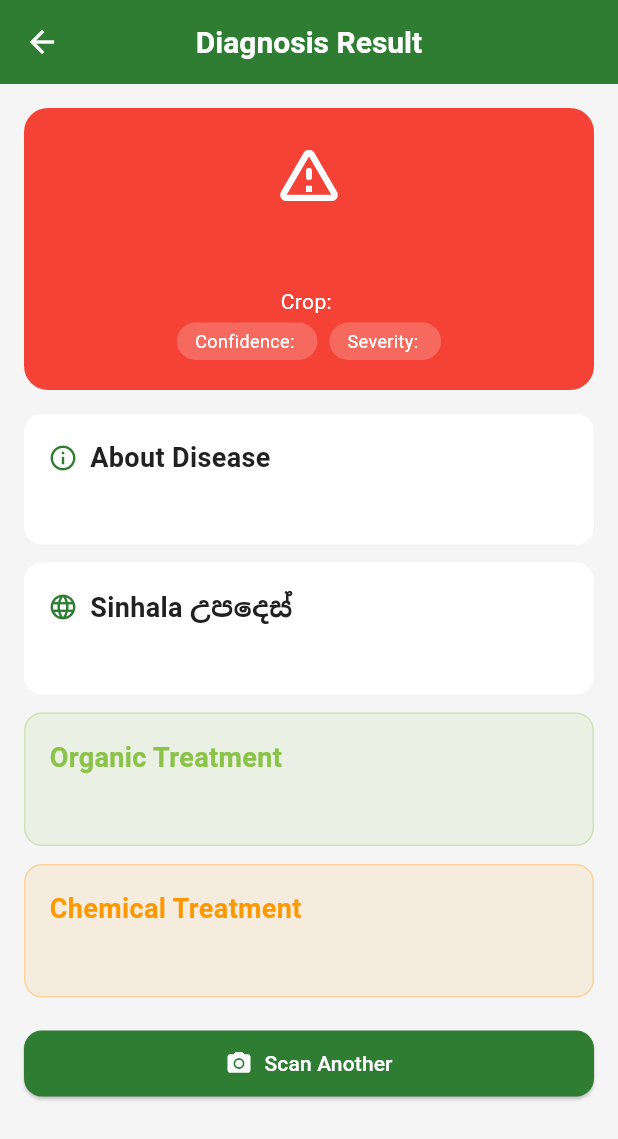
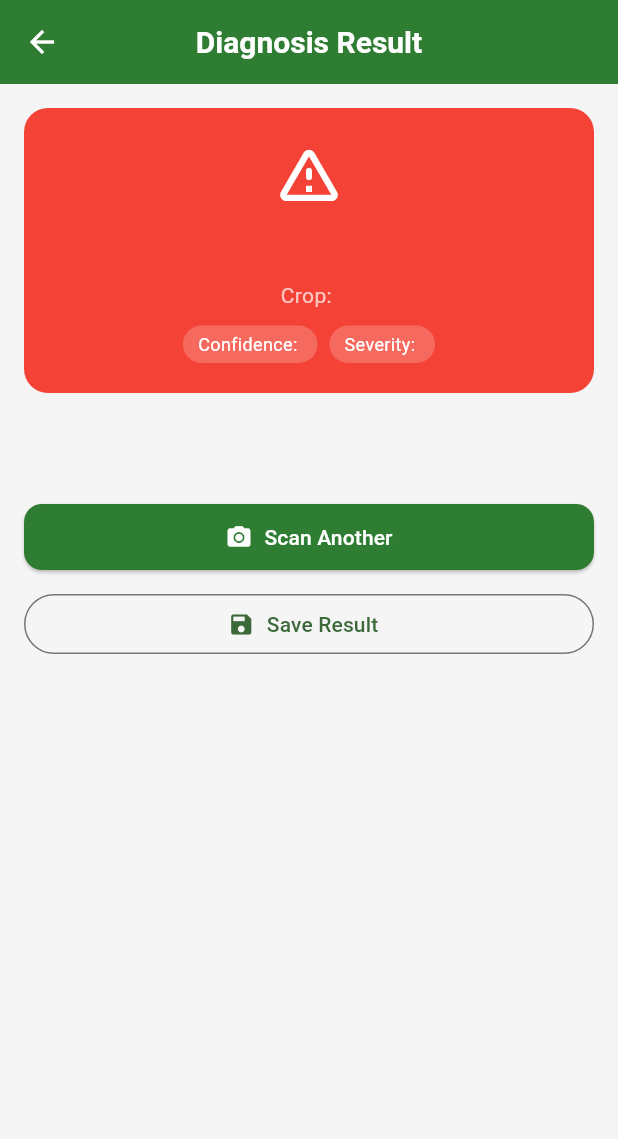
Before and after one commit to Nisansala23/govi-ai, a Flutter app: the RemedyScreen screen opened directly with empty values, on a phone screen of 412 x 824 dp. Shown: the top 1139 px of the screen. Run offline on Flutter 3.47's test engine with Material 3 defaults, Android fonts, the phone set to English and light mode, and no system bars; our stand-ins replace cloud_firestore, connectivity_plus, firebase_auth, firebase_core, flutter_dotenv, flutter_map and 2 more; accounts and stored records are empty.

Commit message:
style:update UI

```diff
--- a/lib/screens/remedy_screen.dart
+++ b/lib/screens/remedy_screen.dart
@@ -16,49 +16,67 @@ class RemedyScreen extends StatelessWidget {
     final organicRemedy = result['organic_remedy'] ?? '';
     final chemicalRemedy = result['chemical_remedy'] ?? '';
     final severity = result['severity'] ?? 'None';
+
     final isHealthy = disease.toLowerCase() == 'healthy';
+
+    final Color statusColor =
+        isHealthy ? AppColors.healthy : AppColors.danger;
 
     return Scaffold(
       backgroundColor: AppColors.background,
-      appBar: AppBar(title: const Text('Diagnosis Result')),
+      appBar: AppBar(
+        title: const Text('Diagnosis Result'),
+      ),
+
       body: SafeArea(
         child: SingleChildScrollView(
           padding: const EdgeInsets.all(16),
           child: Column(
-            crossAxisAlignment: CrossAxisAlignment.start,
             children: [
-              _buildResultHeader(
+              _buildHeader(
                 disease,
+                crop,
                 confidence,
-                crop,
                 severity,
                 isHealthy,
+                statusColor,
               ),
+
               const SizedBox(height: 16),
-              _buildInfoCard('About Disease', description, Icons.info_outline),
+
+              _buildCard(
+                "About Disease",
+                description,
+                Icons.info_outline,
+              ),
+
               const SizedBox(height: 12),
-              _buildInfoCard('Sinhala උපදෙස්', sinhalaRemedy, Icons.language),
+
+              _buildCard(
+                "Sinhala උපදෙස්",
+                sinhalaRemedy,
+                Icons.language,
+              ),
+
               const SizedBox(height: 12),
-              _buildRemedyCard(
-                'Organic Treatment',
+
+              _buildRemedy(
+                "Organic Treatment",
                 organicRemedy,
                 AppColors.healthy,
               ),
+
               const SizedBox(height: 12),
-              _buildRemedyCard(
-                'Chemical Treatment',
+
+              _buildRemedy(
+                "Chemical Treatment",
                 chemicalRemedy,
                 AppColors.warning,
               ),
+
               const SizedBox(height: 20),
-              SizedBox(
-                width: double.infinity,
-                child: ElevatedButton.icon(
-                  onPressed: () => Navigator.pop(context),
-                  icon: const Icon(Icons.camera_alt),
-                  label: const Text('Scan Another'),
-                ),
-              ),
+
+              _buildActionButtons(context),
             ],
           ),
         ),
@@ -66,45 +84,59 @@ class RemedyScreen extends StatelessWidget {
     );
   }
 
-  Widget _buildResultHeader(
+  // ───────────────── HEADER ─────────────────
+
+  Widget _buildHeader(
     String disease,
+    String crop,
     String confidence,
-    String crop,
     String severity,
     bool isHealthy,
+    Color color,
   ) {
     return Container(
       width: double.infinity,
       padding: const EdgeInsets.all(20),
       decoration: BoxDecoration(
-        color: isHealthy ? AppColors.healthy : AppColors.danger,
+        color: color,
         borderRadius: BorderRadius.circular(16),
       ),
       child: Column(
         children: [
           Icon(
-            isHealthy ? Icons.check_circle : Icons.warning_amber_rounded,
-            color: AppColors.textLight,
+            isHealthy
+                ? Icons.check_circle
+                : Icons.warning_amber_rounded,
+            color: Colors.white,
             size: 48,
           ),
-          const SizedBox(height: 12),
+
+          const SizedBox(height: 10),
+
           Text(
             disease,
-            style: AppTextStyles.heading2.copyWith(color: AppColors.textLight),
             textAlign: TextAlign.center,
+            style: const TextStyle(
+              fontSize: 22,
+              fontWeight: FontWeight.bold,
+              color: Colors.white,
+            ),
           ),
-          const SizedBox(height: 8),
+
+          const SizedBox(height: 6),
+
           Text(
-            'Crop: $crop',
-            style: AppTextStyles.bodyText.copyWith(color: AppColors.textLight),
+            "Crop: $crop",
+            style: const TextStyle(color: Colors.white70),
           ),
-          const SizedBox(height: 4),
-          Row(
-            mainAxisAlignment: MainAxisAlignment.center,
+
+          const SizedBox(height: 10),
+
+          Wrap(
+            spacing: 8,
             children: [
-              _buildBadge('Confidence: $confidence'),
-              const SizedBox(width: 8),
-              if (!isHealthy) _buildBadge('Severity: $severity'),
+              _badge("Confidence: $confidence"),
+              if (!isHealthy) _badge("Severity: $severity"),
             ],
           ),
         ],
@@ -112,21 +144,29 @@ class RemedyScreen extends StatelessWidget {
     );
   }
 
-  Widget _buildBadge(String text) {
+  // ───────────────── BADGE ─────────────────
+
+  Widget _badge(String text) {
     return Container(
-      padding: const EdgeInsets.symmetric(horizontal: 12, vertical: 4),
+      padding: const EdgeInsets.symmetric(horizontal: 10, vertical: 4),
       decoration: BoxDecoration(
-        color: Colors.white.withValues(alpha: 0.2),
+        color: Colors.white.withOpacity(0.2),
         borderRadius: BorderRadius.circular(20),
       ),
       child: Text(
         text,
-        style: AppTextStyles.caption.copyWith(color: AppColors.textLight),
+        style: const TextStyle(color: Colors.white, fontSize: 12),
       ),
     );
   }
 
-  Widget _buildInfoCard(String title, String content, IconData icon) {
+  // ───────────────── CARD ─────────────────
+
+  Widget _buildCard(String title, String content, IconData icon) {
+    if (content.isEmpty) {
+      return const SizedBox();
+    }
+
     return Container(
       width: double.infinity,
       padding: const EdgeInsets.all(16),
@@ -139,35 +179,87 @@ class RemedyScreen extends StatelessWidget {
         children: [
           Row(
             children: [
-              Icon(icon, color: AppColors.primary, size: 20),
+              Icon(icon, color: AppColors.primary),
               const SizedBox(width: 8),
-              Text(title, style: AppTextStyles.heading3),
+              Text(
+                title,
+                style: const TextStyle(
+                  fontWeight: FontWeight.bold,
+                ),
+              ),
             ],
           ),
           const SizedBox(height: 8),
-          Text(content, style: AppTextStyles.bodyText),
+          Text(content),
         ],
       ),
     );
   }
 
-  Widget _buildRemedyCard(String title, String content, Color color) {
+  // ───────────────── REMEDY CARD ─────────────────
+
+  Widget _buildRemedy(String title, String content, Color color) {
+    if (content.isEmpty) return const SizedBox();
+
     return Container(
       width: double.infinity,
       padding: const EdgeInsets.all(16),
       decoration: BoxDecoration(
-        color: color.withValues(alpha: 0.1),
+        color: color.withOpacity(0.1),
         borderRadius: BorderRadius.circular(12),
-        border: Border.all(color: color.withValues(alpha: 0.3)),
+        border: Border.all(color: color.withOpacity(0.3)),
       ),
       child: Column(
         crossAxisAlignment: CrossAxisAlignment.start,
         children: [
-          Text(title, style: AppTextStyles.heading3.copyWith(color: color)),
+          Text(
+            title,
+            style: TextStyle(
+              color: color,
+              fontWeight: FontWeight.bold,
+            ),
+          ),
           const SizedBox(height: 8),
-          Text(content, style: AppTextStyles.bodyText),
+          Text(content),
         ],
       ),
     );
   }
+
+  // ───────────────── ACTION BUTTONS ─────────────────
+
+  Widget _buildActionButtons(BuildContext context) {
+    return Column(
+      children: [
+        SizedBox(
+          width: double.infinity,
+          child: ElevatedButton.icon(
+            onPressed: () {
+              Navigator.pop(context);
+            },
+            icon: const Icon(Icons.camera_alt),
+            label: const Text("Scan Another"),
+          ),
+        ),
+
+        const SizedBox(height: 10),
+
+        SizedBox(
+          width: double.infinity,
+          child: OutlinedButton.icon(
+            onPressed: () {
+              // future: save result to Firestore for stats
+              ScaffoldMessenger.of(context).showSnackBar(
+                const SnackBar(
+                  content: Text("Result saved (future feature)"),
+                ),
+              );
+            },
+            icon: const Icon(Icons.save),
+            label: const Text("Save Result"),
+          ),
+        ),
+      ],
+    );
+  }
 }
```
Also changed, not shown: lib/screens/profile_screen.dart (+129 -64 lines).
